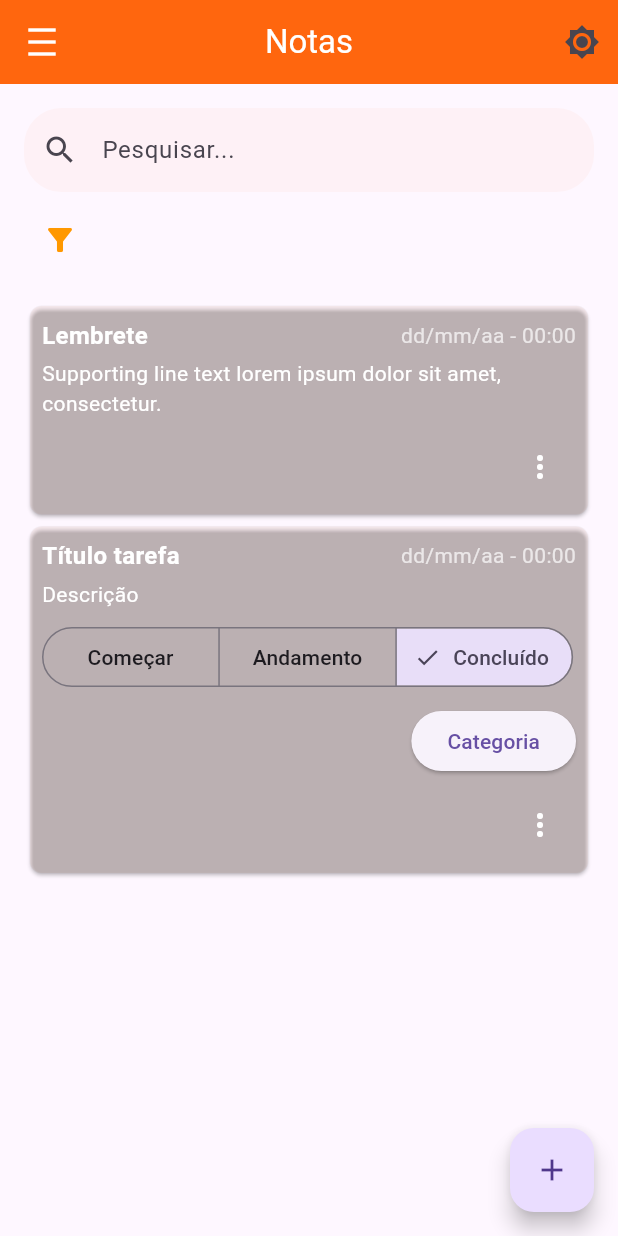
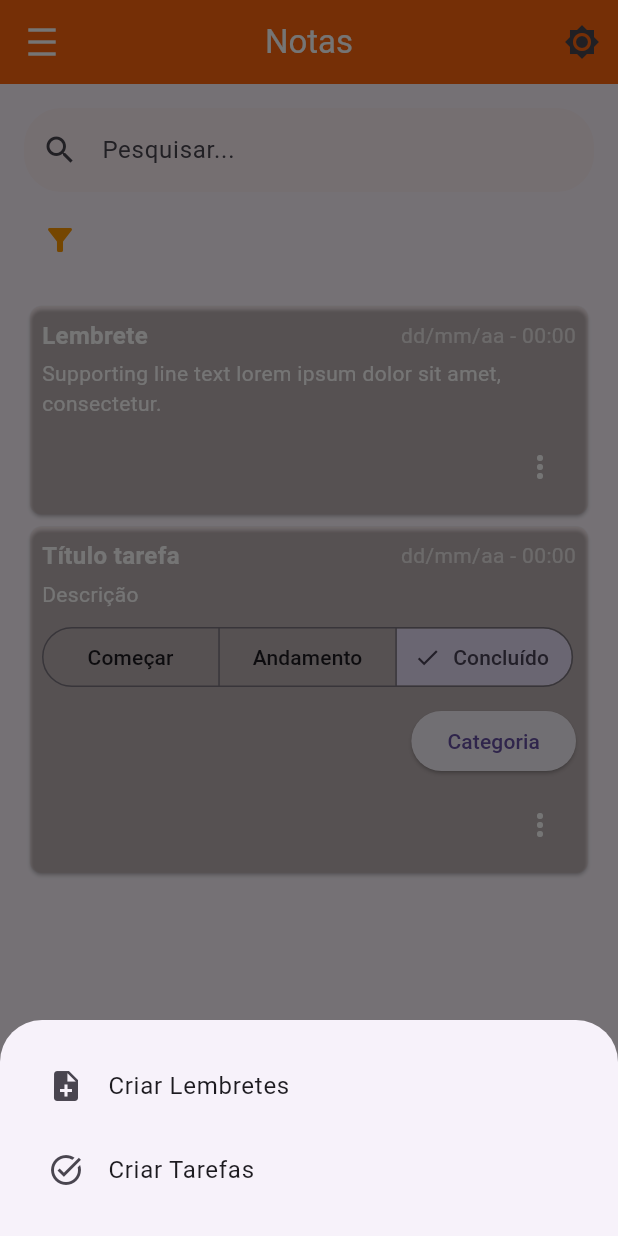
Before and after one commit to piquibr/Flutter_Project_Facul_definitive, a Flutter app: the InicialMainPage screen opened directly, after a tap on the "add" icon, on a phone screen of 412 x 824 dp. Run offline on Flutter 3.47's test engine with Material 3 defaults, Android fonts, the phone set to English and light mode, and no system bars; our stand-ins replace auto_size_text.

Commit message:
add floatingActionButton for create task

```diff
--- a/lib/pages/mainPages/inicialMain-page.dart
+++ b/lib/pages/mainPages/inicialMain-page.dart
@@ -92,7 +92,7 @@ class _InicialMainPageState extends State<InicialMainPage> {
               ),
             ),
 
-                        SizedBox(height: 8.0),
+            SizedBox(height: 8.0),
             Align(
               alignment: Alignment.centerLeft,
               child: IconButton(
@@ -198,7 +198,38 @@ class _InicialMainPageState extends State<InicialMainPage> {
         ),
       ),
       floatingActionButton: FloatingActionButton(
-        onPressed: () {},
+        backgroundColor: const Color.fromARGB(255, 255, 102, 14),
+        onPressed: () {
+          showModalBottomSheet(
+            context: context,
+            builder: (BuildContext context) {
+              return Padding(
+                padding: const EdgeInsets.all(16.0),
+                child: Column(
+                  mainAxisSize: MainAxisSize.min,
+                  children: [
+                    ListTile(
+                      leading: Icon(Icons.note_add),
+                      title: Text('Criar Lembretes'),
+                      onTap: () {
+                        Navigator.pop(context);
+                        // Lógica para criar lembrete
+                      },
+                    ),
+                    ListTile(
+                      leading: Icon(Icons.task_alt),
+                      title: Text('Criar Tarefas'),
+                      onTap: () {
+                        Navigator.pop(context);
+                        // Lógica para criar tarefa
+                      },
+                    ),
+                  ],
+                ),
+              );
+            },
+          );
+        },
         child: Icon(Icons.add),
       ),
     );
```
